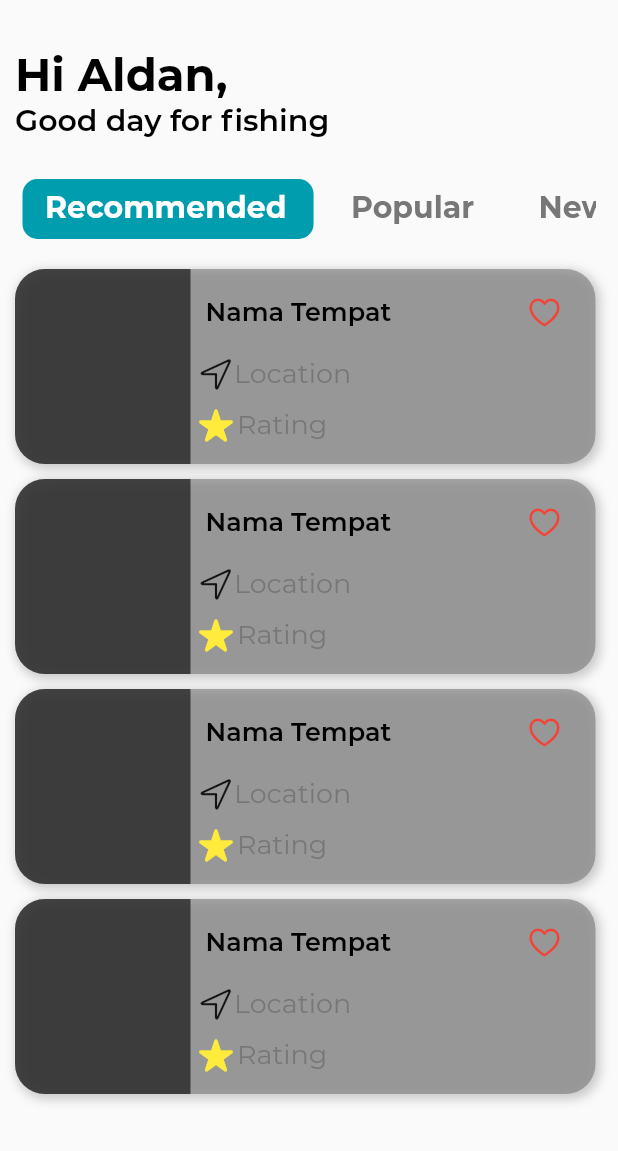
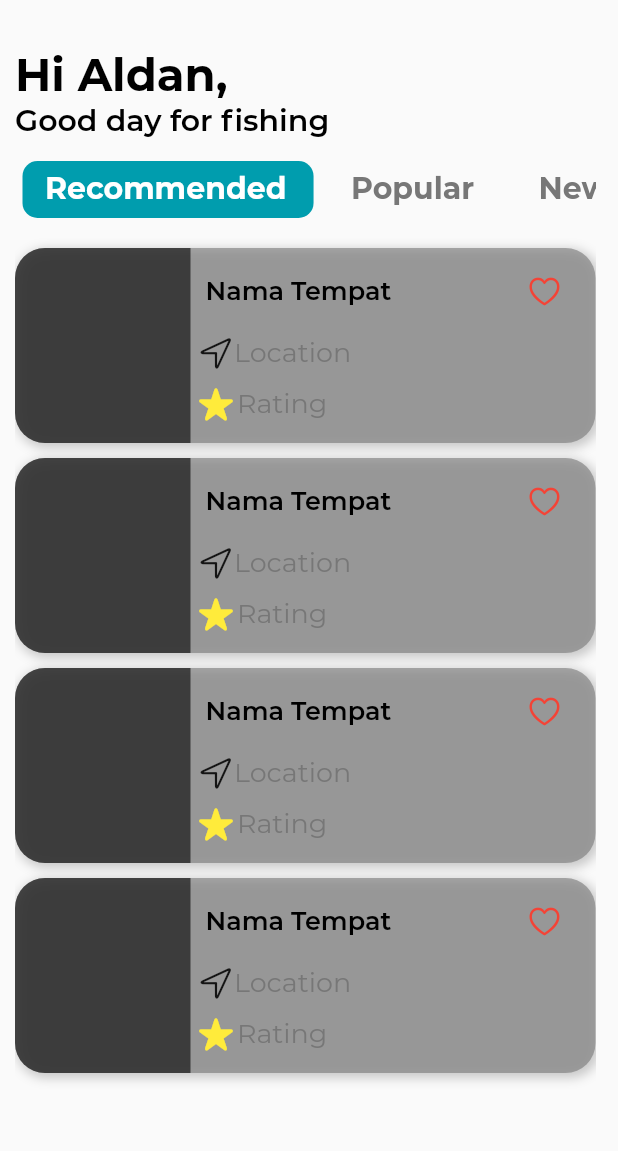
Before and after one commit to mari-bangkit/Mobi.lo, a Flutter app: the HomePage screen opened directly, on a phone screen of 412 x 824 dp, the part 85-1236 px from its top. Run offline on Flutter 3.47's test engine with Material 2 defaults, Android fonts, the light colour scheme and no system bars; our stand-ins replace flutter_snake_navigationbar, fluttertoast, readmore; project files that could hold a hidden picture were left out.

Commit message:
update tabbar

```diff
--- a/lib/UI/home_page.dart
+++ b/lib/UI/home_page.dart
@@ -1,7 +1,8 @@
 import 'package:flutter/cupertino.dart';
 import 'package:flutter/material.dart';
 import 'package:flutter/painting.dart';
-import 'package:fluttertoast/fluttertoast.dart';
+import 'package:yuk_mancing/Constant/style.dart';
+import 'package:yuk_mancing/Model/category.dart';
 
 import 'package:yuk_mancing/UI/Widget/HomeWidget/category_widget.dart';
 import 'package:yuk_mancing/UI/Widget/HomeWidget/list_place.dart';
@@ -20,7 +21,9 @@ class _HomePageState extends State<HomePage> {
 
   @override
   Widget build(BuildContext context) {
-    return Scaffold(
+    return DefaultTabController(
+      length: categoryData.length,
+      child: Scaffold(
         body: SafeArea(
           child: Container(
             margin: const EdgeInsets.only(
@@ -62,9 +65,49 @@ class _HomePageState extends State<HomePage> {
                   height: 20,
                 ),
                 const UsernameText(),
-              const Category(),
+                // const Category(),
+                const SizedBox(
+                  height: 10,
+                ),
+                TabBar(
+                  labelPadding: const EdgeInsets.all(0),
+                  indicator: BoxDecoration(
+                    color: kPrimary,
+                    borderRadius: BorderRadius.circular(10),
+                  ),
+                  indicatorPadding: const EdgeInsets.all(5),
+                  isScrollable: true,
+                  labelColor: kWhite,
+                  unselectedLabelColor: kLightGray,
+                  labelStyle: const TextStyle(
+                    fontSize: 20,
+                    fontWeight: FontWeight.w700,
+                  ),
+                  unselectedLabelStyle: const TextStyle(
+                    fontSize: 20,
+                    fontWeight: FontWeight.w700,
+                  ),
+                  tabs: categorydata.map(
+                    (e) {
+                      return Tab(
+                        child: Container(
+                          margin: const EdgeInsets.only(right: 23, left: 20),
+                          child: Text(
+                            e.name,
+                            style: const TextStyle(
+                              fontSize: 20,
+                              fontFamily: "Monstserrat",
+                            ),
+                          ),
+                        ),
+                      );
+                    },
+                  ).toList(),
+                ),
                 Expanded(
-                child: ListView.builder(
+                  child: TabBarView(
+                    children: [
+                      ListView.builder(
                         padding: const EdgeInsets.only(top: 10),
                         physics: const BouncingScrollPhysics(),
                         shrinkWrap: true,
@@ -83,8 +126,14 @@ class _HomePageState extends State<HomePage> {
                           );
                         },
                       ),
+                      Text("data"),
+                      Text("data2"),
+                      Text("data3")
+                    ],
+                  ),
                 ),
               ],
+            ),
           ),
         ),
       ),
```
Lines whose indentation alone changed are shown as unchanged.
